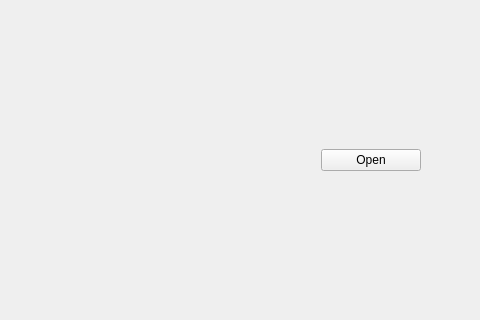
Above: src/Mirage/Viewer/Viewer.ui from PlathC/Mirage before the change; both pictures show x 304 to 784 and y 129 to 449 of the 784 by 600 pixel window. Below: the same form after it.
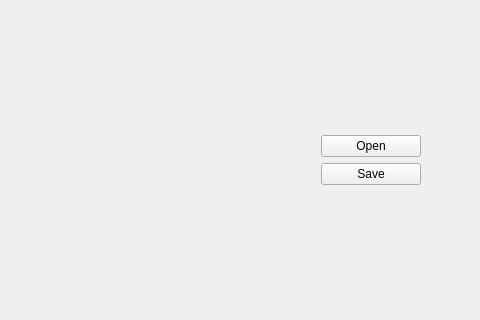
That is the form after the change.

Commit message: Fix Canny threshold.

```diff
--- a/src/Mirage/Viewer/Viewer.ui
+++ b/src/Mirage/Viewer/Viewer.ui
@@ -66,6 +66,13 @@
              </property>
             </widget>
            </item>
+           <item row="1" column="0">
+            <widget class="QPushButton" name="m_pbSave">
+             <property name="text">
+              <string>Save</string>
+             </property>
+            </widget>
+           </item>
           </layout>
          </item>
         </layout>
```
Left out of the diff: 2 changed lines with no effect on the pictures. The commit also changes 1 other file.
